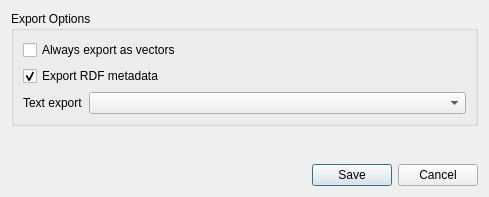
The window that src/ui/layout/qgspdfexportoptions.ui (qgis/QGIS) describes before a commit, drawn with Qt 5.
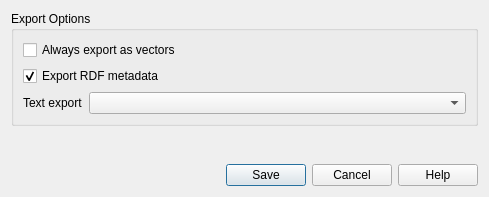
The same window after the commit. Custom widgets are drawn as their Qt base class.

Commit message:
Add help button and link to user manual
to some print layout dialogs

Diff of the .ui file:
```diff
--- a/src/ui/layout/qgspdfexportoptions.ui
+++ b/src/ui/layout/qgspdfexportoptions.ui
@@ -72,7 +72,7 @@
       <enum>Qt::Horizontal</enum>
      </property>
      <property name="standardButtons">
-      <set>QDialogButtonBox::Cancel|QDialogButtonBox::Save</set>
+      <set>QDialogButtonBox::Cancel|QDialogButtonBox::Help|QDialogButtonBox::Save</set>
      </property>
     </widget>
    </item>
```
The commit also changes 18 other files.
